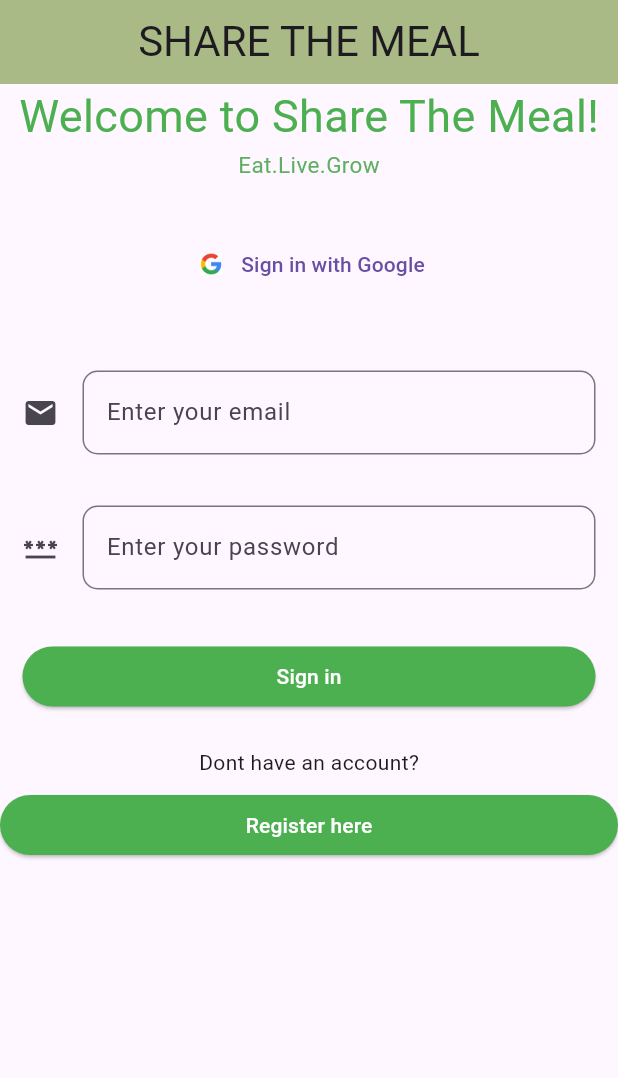
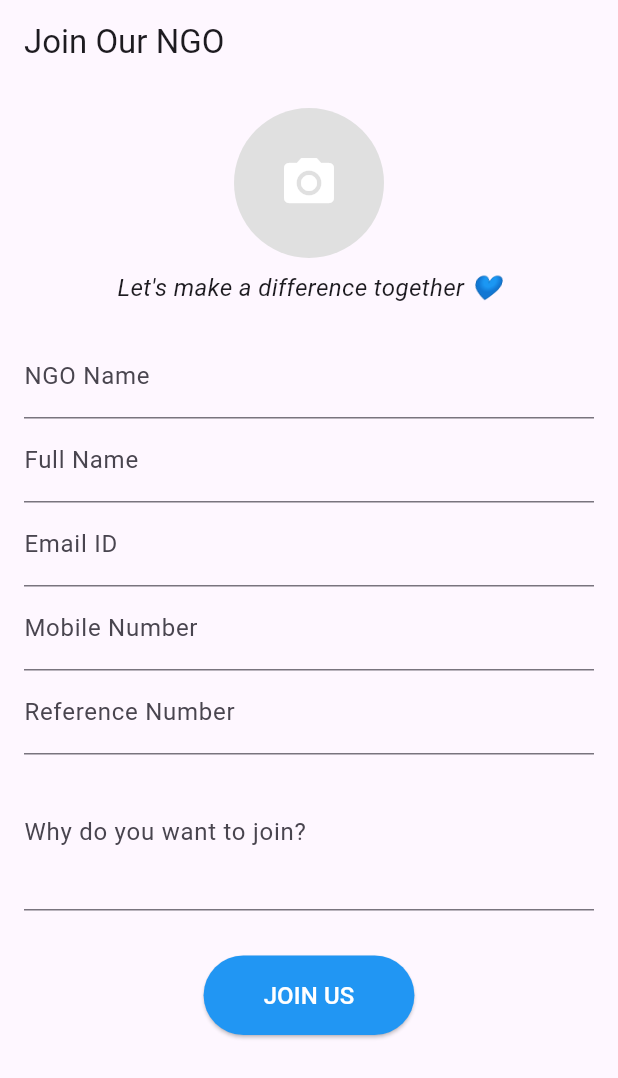
Before and after one commit to haifanazeer1/Share-the-meal, a Flutter app: the screen it shows after launch, on a phone screen of 412 x 824 dp. Shown: the top 1078 px of the screen. Run offline on Flutter 3.47's test engine with Material 3 defaults, Android fonts, the light colour scheme and no system bars; our stand-ins replace cloud_firestore, dio, firebase_auth, firebase_core, firebase_storage, fl_chart and 2 more; missing offline and left inert: flutter_polyline_points; accounts and stored records are empty.

Commit message:
i made some changes on the joinus page

```diff
--- a/lib/main.dart
+++ b/lib/main.dart
@@ -1,23 +1,15 @@
 import 'package:flutter/material.dart';
-import 'package:firebase_core/firebase_core.dart';
-import 'package:share_the_meal_app/gmaps/googlemaps.dart';
-import 'package:share_the_meal_app/signin.dart';
-import 'package:share_the_meal_app/firebase_options.dart';
-
-import 'package:share_the_meal_app/cardprofile.dart';
 import 'package:share_the_meal_app/bottomnavbar/upload.dart';
-
 import 'package:share_the_meal_app/home.dart';
 import 'package:share_the_meal_app/bottomnavbar/recycle.dart';
 import 'package:share_the_meal_app/register.dart';
+import 'package:share_the_meal_app/sidebar/aboutus.dart';
+import 'package:share_the_meal_app/sidebar/donation.dart';
+import 'package:share_the_meal_app/sidebar/joinus.dart';
+import 'package:share_the_meal_app/signin.dart';
 
-void main() async {
-  WidgetsFlutterBinding.ensureInitialized();
 
-  await Firebase.initializeApp(
-    options: DefaultFirebaseOptions.currentPlatform,
-  );
-
+void main() {
   runApp(const MyApp());
 }
 
@@ -30,15 +22,13 @@ class MyApp extends StatelessWidget {
     return MaterialApp(
       title: 'Flutter Demo',
       debugShowCheckedModeBanner: false,
-      home: SigninScreen(),
+      home: JoinUsApp(),
       routes: {
         '/home': (context) => const Home(),
         '/sign-in': (context) => SigninScreen(),
-        '/register': (context) => RegisterScreen(),
-        '/recycle': (context) => RecycleFormScreen(),
+        '/register': (context) => const RegisterScreen(),
+        '/recycle': (context) => const RecycleFormScreen(),
         '/upload': (context) => const UploadFormScreen(),
-        '/maps': (context) => const MapScreen(),
-        '/cardprofile': (context) => Cardprofile()
       },
     );
   }
--- a/lib/sidebar/history.dart
+++ b/lib/sidebar/history.dart
@@ -24,10 +24,6 @@ class DonationHistoryPage extends StatelessWidget {
     DonationEntry(
       ngoName: 'Wahheed-ul-Uloom',
       date: DateTime(2025, 2, 2),
-    ),
-    DonationEntry(
-      ngoName: 'St. Joseph\'s NGO',
-      date: DateTime(2025, 3, 3),
     ),
   ];
 
--- /dev/null
+++ b/lib/sidebar/joinus.dart
@@ -0,0 +1,126 @@
+import 'package:flutter/material.dart';
+
+void main() => runApp(JoinUsApp());
+
+class JoinUsApp extends StatelessWidget {
+  @override
+  Widget build(BuildContext context) {
+    return MaterialApp(
+      title: 'Join Us',
+      theme: ThemeData(primarySwatch: Colors.blue),
+      home: JoinUsPage(),
+    );
+  }
+}
+
+class JoinUsPage extends StatefulWidget {
+  @override
+  _JoinUsPageState createState() => _JoinUsPageState();
+}
+
+class _JoinUsPageState extends State<JoinUsPage> {
+  final _formKey = GlobalKey<FormState>();
+  String ngoName = '';
+  String name = '';
+  String email = '';
+  String phone = '';
+  String reference = '';
+  String motivation = '';
+
+  void _submitForm() {
+    if (_formKey.currentState!.validate()) {
+      _formKey.currentState!.save();
+      ScaffoldMessenger.of(context).showSnackBar(
+        SnackBar(content: Text('Thanks for joining, $name!')),
+      );
+      // Here you can send data to a server, Firebase, etc.
+    }
+  }
+
+  @override
+  Widget build(BuildContext context) {
+    return Scaffold(
+      appBar: AppBar(title: Text('Join Our NGO')),
+      body: SingleChildScrollView(
+        padding: const EdgeInsets.all(16.0),
+        child: Form(
+          key: _formKey,
+          child: Column(
+            children: [
+              // Profile Picture Placeholder
+              GestureDetector(
+                onTap: () {
+                  // You can integrate image_picker here
+                  ScaffoldMessenger.of(context).showSnackBar(
+                    SnackBar(content: Text('Profile picture upload coming soon!')),
+                  );
+                },
+                child: CircleAvatar(
+                  radius: 50,
+                  backgroundColor: Colors.grey.shade300,
+                  child: Icon(Icons.camera_alt, size: 40, color: Colors.white),
+                ),
+              ),
+              SizedBox(height: 8),
+              Text(
+                "Let's make a difference together 💙",
+                style: TextStyle(fontSize: 16, fontStyle: FontStyle.italic),
+              ),
+              SizedBox(height: 20),
+
+              // Form Fields
+              TextFormField(
+                decoration: InputDecoration(labelText: 'NGO Name'),
+                validator: (value) => value!.isEmpty ? 'Enter NGO name' : null,
+                onSaved: (value) => ngoName = value!,
+              ),
+              TextFormField(
+                decoration: InputDecoration(labelText: 'Full Name'),
+                validator: (value) => value!.isEmpty ? 'Enter your name' : null,
+                onSaved: (value) => name = value!,
+              ),
+              TextFormField(
+                decoration: InputDecoration(labelText: 'Email ID'),
+                validator: (value) =>
+                    value!.contains('@') ? null : 'Enter a valid email',
+                onSaved: (value) => email = value!,
+              ),
+              TextFormField(
+                decoration: InputDecoration(labelText: 'Mobile Number'),
+                keyboardType: TextInputType.phone,
+                validator: (value) =>
+                    value!.length < 10 ? 'Enter valid phone number' : null,
+                onSaved: (value) => phone = value!,
+              ),
+              TextFormField(
+                decoration: InputDecoration(labelText: 'Reference Number'),
+                onSaved: (value) => reference = value!,
+              ),
+              TextFormField(
+                decoration: InputDecoration(labelText: 'Why do you want to join?'),
+                maxLines: 3,
+                validator: (value) =>
+                    value!.isEmpty ? 'Please share your motivation' : null,
+                onSaved: (value) => motivation = value!,
+              ),
+              SizedBox(height: 30),
+
+              // Centered Join Button
+              Center(
+                child: ElevatedButton(
+                  style: ElevatedButton.styleFrom(
+                    padding: EdgeInsets.symmetric(horizontal: 40, vertical: 15),
+                    backgroundColor: Colors.blue,
+                    foregroundColor: Colors.white,
+                  ),
+                  onPressed: _submitForm,
+                  child: Text('JOIN US', style: TextStyle(fontSize: 16)),
+                ),
+              ),
+            ],
+          ),
+        ),
+      ),
+    );
+  }
+}
```
Also changed, not shown: lib/bottomnavbar/bottom_navbar.dart (+0 -10 lines), lib/home.dart (+12 -76 lines), pubspec.lock.
